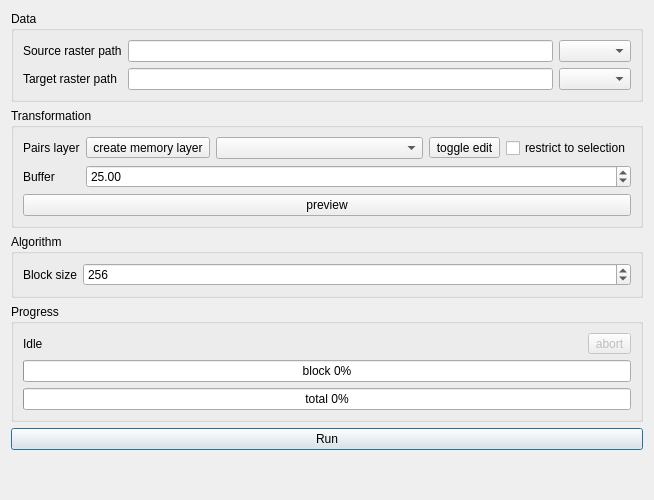
Old version of the form ui_main.ui in the repository olivierdalang/RasterBender.
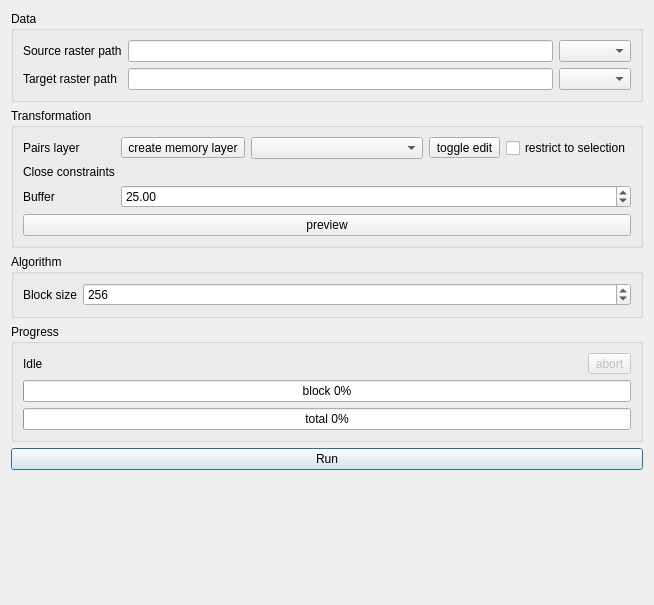
New version of the form. Icons and pictures are not drawn. Custom widgets are drawn as their Qt base class.

Commit message: use an expression to set if the line is closed

```diff
--- a/ui_main.ui
+++ b/ui_main.ui
@@ -7,7 +7,7 @@
     <x>0</x>
     <y>0</y>
     <width>654</width>
-    <height>500</height>
+    <height>605</height>
    </rect>
   </property>
   <property name="sizePolicy">
@@ -162,7 +162,7 @@
         </item>
        </layout>
       </item>
-      <item row="1" column="0">
+      <item row="2" column="0">
        <widget class="QLabel" name="label_3">
         <property name="enabled">
          <bool>true</bool>
@@ -181,7 +181,7 @@
         </property>
        </widget>
       </item>
-      <item row="1" column="1">
+      <item row="2" column="1">
        <widget class="QDoubleSpinBox" name="bufferSpinBox">
         <property name="enabled">
          <bool>true</bool>
@@ -200,7 +200,7 @@
         </property>
        </widget>
       </item>
-      <item row="2" column="0" colspan="2">
+      <item row="3" column="0" colspan="2">
        <widget class="QPushButton" name="previewButton">
         <property name="enabled">
          <bool>true</bool>
@@ -210,6 +210,20 @@
         </property>
        </widget>
       </item>
+      <item row="1" column="0">
+       <widget class="QLabel" name="label_5">
+        <property name="text">
+         <string>Close constraints</string>
+        </property>
+       </widget>
+      </item>
+      <item row="1" column="1">
+       <layout class="QHBoxLayout" name="horizontalLayout">
+        <item>
+         <widget class="QgsFieldExpressionWidget" name="closeExpression" native="true"/>
+        </item>
+       </layout>
+      </item>
      </layout>
     </widget>
    </item>
@@ -332,6 +346,14 @@
    </item>
   </layout>
  </widget>
+ <customwidgets>
+  <customwidget>
+   <class>QgsFieldExpressionWidget</class>
+   <extends>QWidget</extends>
+   <header>qgis.gui</header>
+   <container>1</container>
+  </customwidget>
+ </customwidgets>
  <resources/>
  <connections/>
 </ui>
```
The commit also changes 3 other files.
